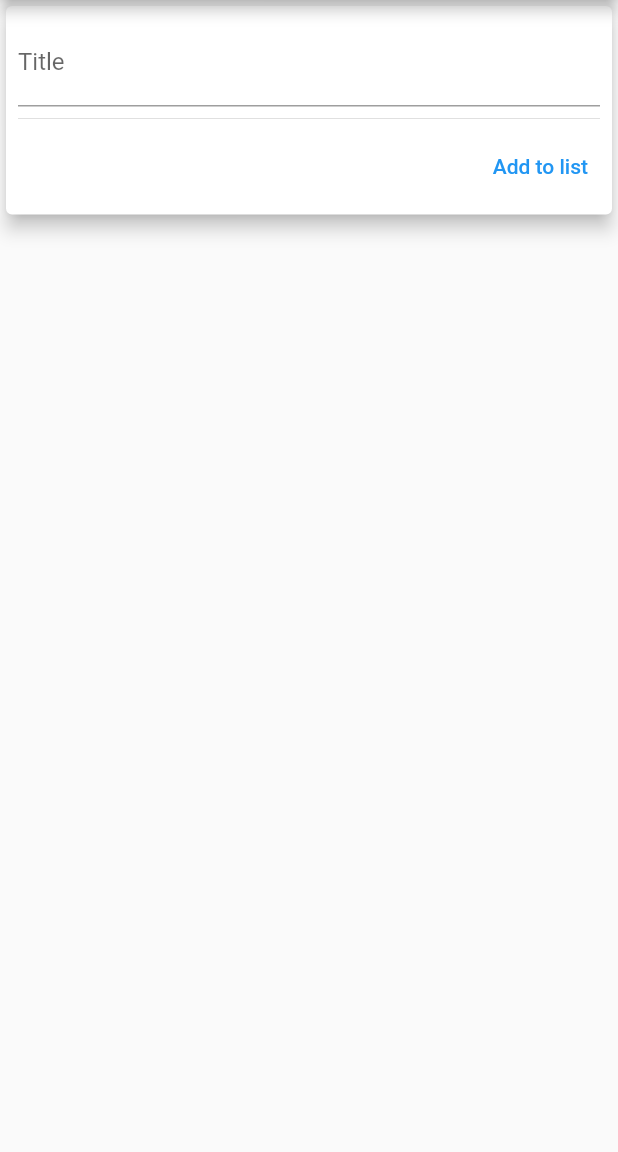
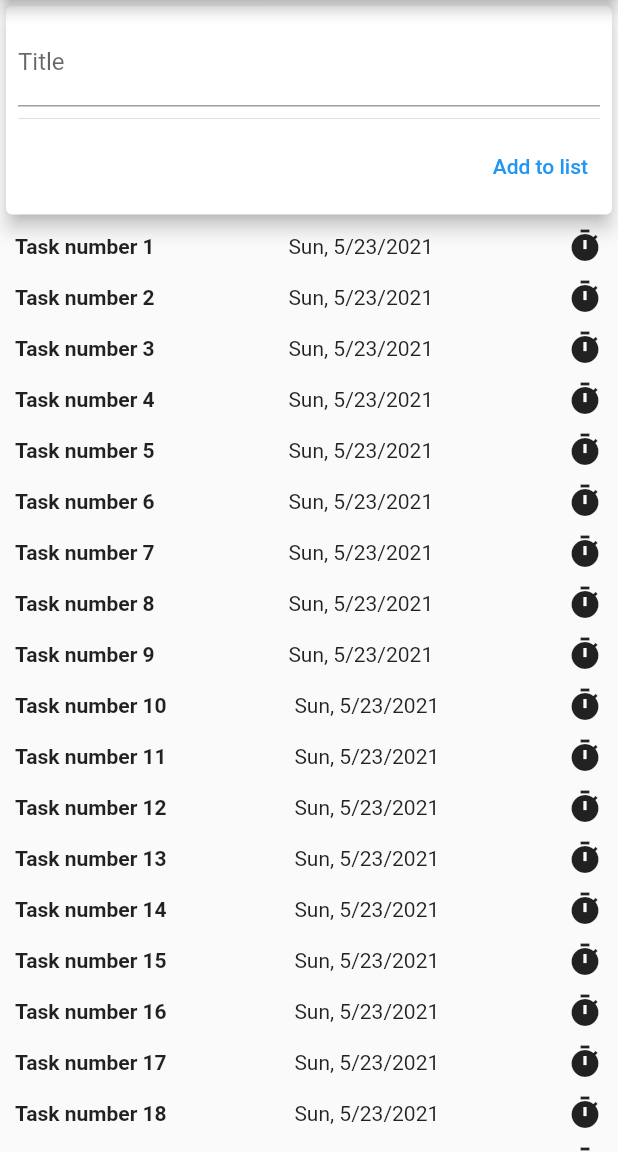
Before and after one commit to selvedin/flutter_todo, a Flutter app: the screen it shows after launch, on a phone screen of 412 x 824 dp, the part 84-1236 px from its top. Run offline on Flutter 3.47's test engine with Material 2 defaults, Android fonts, the phone set to English and light mode, and no system bars.

Commit message:
generating tasks on initState

```diff
--- a/lib/main.dart
+++ b/lib/main.dart
@@ -37,7 +37,10 @@ class _MyHomePageState extends State<MyHomePage> {
 
   @override
   void initState() {
-    print(_tasks);
+    for (int i = 0; i < 100; i++) {
+      _tasks.add(Task('Task number ${i + 1}',
+          DateTime.now().add(Duration(seconds: i + 1))));
+    }
     super.initState();
   }
 
```
